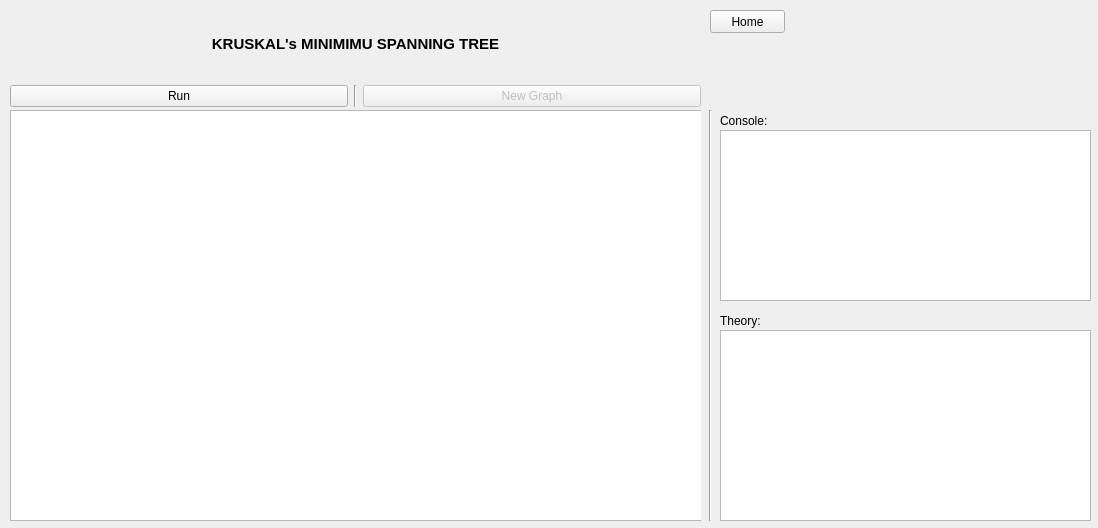
Sabin-B-99/AlgoViz, file AlgoViz/src/resources/views/KruskalView.ui: the form before one commit.
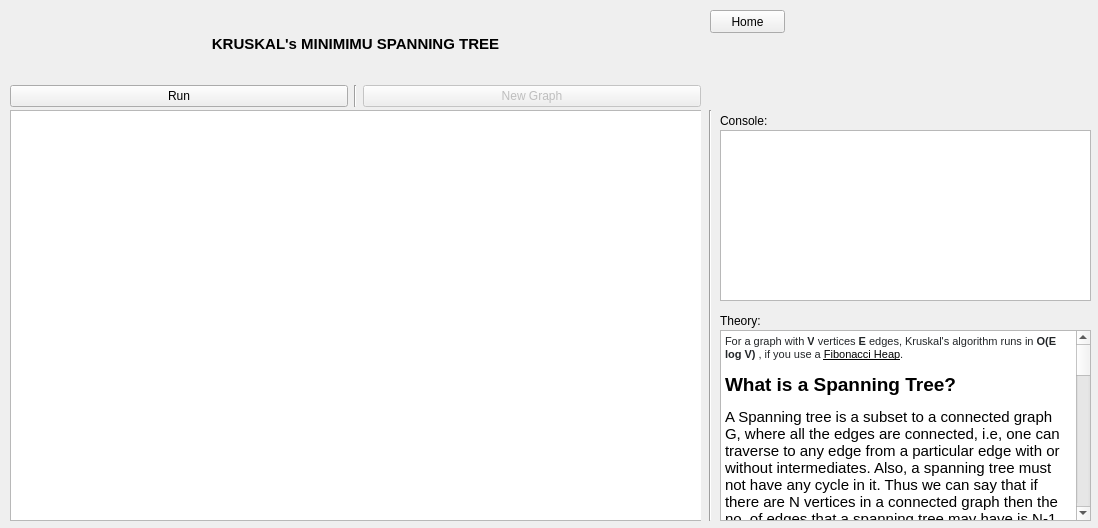
The form after the commit.

Commit message: Added theory for all algorithms and dsa

What changed in the file:
```diff
--- a/AlgoViz/src/resources/views/KruskalView.ui
+++ b/AlgoViz/src/resources/views/KruskalView.ui
@@ -39,7 +39,7 @@
     <string>Console:</string>
    </property>
   </widget>
-  <widget class="QPlainTextEdit" name="kruskalInfoPlainTextEdit">
+  <widget class="QTextBrowser" name="kruskalInfoTextBrowser">
    <property name="geometry">
     <rect>
      <x>720</x>
@@ -48,8 +48,28 @@
      <height>191</height>
     </rect>
    </property>
-   <property name="readOnly">
-    <bool>true</bool>
+   <property name="html">
+    <string>&lt;!DOCTYPE HTML PUBLIC &quot;-//W3C//DTD HTML 4.0//EN&quot; &quot;http://www.w3.org/TR/REC-html40/strict.dtd&quot;&gt;
+&lt;html&gt;&lt;head&gt;&lt;meta name=&quot;qrichtext&quot; content=&quot;1&quot; /&gt;&lt;style type=&quot;text/css&quot;&gt;
+p, li { white-space: pre-wrap; }
+&lt;/style&gt;&lt;/head&gt;&lt;body style=&quot; font-family:'MS Shell Dlg 2'; font-size:8.25pt; font-weight:400; font-style:normal;&quot;&gt;
+&lt;p style=&quot; margin-top:0px; margin-bottom:0px; margin-left:0px; margin-right:0px; -qt-block-indent:0; text-indent:0px;&quot;&gt;&lt;span style=&quot; font-family:'-apple-system','BlinkMacSystemFont','Segoe UI Adjusted','Segoe UI','Liberation Sans','sans-serif'; font-size:8pt; color:#232629; background-color:#ffffff;&quot;&gt;For a graph with &lt;/span&gt;&lt;span style=&quot; font-family:'-apple-system','BlinkMacSystemFont','Segoe UI Adjusted','Segoe UI','Liberation Sans','sans-serif'; font-size:8pt; font-weight:600; color:#232629; background-color:#ffffff;&quot;&gt;V&lt;/span&gt;&lt;span style=&quot; font-family:'-apple-system','BlinkMacSystemFont','Segoe UI Adjusted','Segoe UI','Liberation Sans','sans-serif'; font-size:8pt; color:#232629; background-color:#ffffff;&quot;&gt; vertices &lt;/span&gt;&lt;span style=&quot; font-family:'-apple-system','BlinkMacSystemFont','Segoe UI Adjusted','Segoe UI','Liberation Sans','sans-serif'; font-size:8pt; font-weight:600; color:#232629; background-color:#ffffff;&quot;&gt;E&lt;/span&gt;&lt;span style=&quot; font-family:'-apple-system','BlinkMacSystemFont','Segoe UI Adjusted','Segoe UI','Liberation Sans','sans-serif'; font-size:8pt; color:#232629; background-color:#ffffff;&quot;&gt; edges, Kruskal's algorithm runs in &lt;/span&gt;&lt;span style=&quot; font-family:'-apple-system','BlinkMacSystemFont','Segoe UI Adjusted','Segoe UI','Liberation Sans','sans-serif'; font-size:8pt; font-weight:600; color:#232629; background-color:#ffffff;&quot;&gt;O(E log V)&lt;/span&gt;&lt;span style=&quot; font-family:'-apple-system','BlinkMacSystemFont','Segoe UI Adjusted','Segoe UI','Liberation Sans','sans-serif'; font-size:8pt; color:#232629; background-color:#ffffff;&quot;&gt; , if you use a &lt;/span&gt;&lt;a href=&quot;http://en.wikipedia.org/wiki/Fibonacci_heap&quot;&gt;&lt;span style=&quot; font-family:'-apple-system','BlinkMacSystemFont','Segoe UI Adjusted','Segoe UI','Liberation Sans','sans-serif'; font-size:8pt; text-decoration: underline; color:#000000; background-color:#ffffff;&quot;&gt;Fibonacci Heap&lt;/span&gt;&lt;/a&gt;&lt;span style=&quot; font-family:'-apple-system','BlinkMacSystemFont','Segoe UI Adjusted','Segoe UI','Liberation Sans','sans-serif'; font-size:8pt; color:#232629; background-color:#ffffff;&quot;&gt;.&lt;/span&gt;&lt;/p&gt;
+&lt;p style=&quot; margin-top:12px; margin-bottom:0px; margin-left:0px; margin-right:0px; -qt-block-indent:0; text-indent:0px; background-color:#ffffff;&quot;&gt;&lt;span style=&quot; font-family:'Helvetica','sans-serif'; font-size:14pt; font-weight:600; color:#000000;&quot;&gt;What is a Spanning Tree?&lt;/span&gt;&lt;span style=&quot; font-size:8pt;&quot;&gt; &lt;/span&gt;&lt;/p&gt;
+&lt;p style=&quot; margin-top:12px; margin-bottom:0px; margin-left:0px; margin-right:0px; -qt-block-indent:0; text-indent:0px; background-color:#ffffff;&quot;&gt;&lt;span style=&quot; font-family:'Helvetica','sans-serif'; font-size:11.5pt; color:#000000;&quot;&gt;A Spanning tree is a subset to a connected graph G, where all the edges are connected, i.e, one can traverse to any edge from a particular edge with or without intermediates. Also, a spanning tree must not have any cycle in it. Thus we can say that if there are N vertices in a connected graph then the no. of edges that a spanning tree may have is N-1.&lt;/span&gt;&lt;span style=&quot; font-size:8pt;&quot;&gt; &lt;/span&gt;&lt;/p&gt;
+&lt;p style=&quot; margin-top:12px; margin-bottom:0px; margin-left:0px; margin-right:0px; -qt-block-indent:0; text-indent:0px; background-color:#ffffff;&quot;&gt;&lt;span style=&quot; font-family:'Helvetica','sans-serif'; font-size:11.5pt; color:#000000;&quot;&gt; &lt;/span&gt;&lt;span style=&quot; font-size:8pt;&quot;&gt; &lt;/span&gt;&lt;/p&gt;
+&lt;p style=&quot; margin-top:12px; margin-bottom:0px; margin-left:0px; margin-right:0px; -qt-block-indent:0; text-indent:0px; background-color:#ffffff;&quot;&gt;&lt;span style=&quot; font-family:'Helvetica','sans-serif'; font-size:14pt; font-weight:600; color:#000000;&quot;&gt;What is a Minimum Spanning Tree? &lt;/span&gt;&lt;/p&gt;
+&lt;p style=&quot; margin-top:12px; margin-bottom:0px; margin-left:0px; margin-right:0px; -qt-block-indent:0; text-indent:0px; background-color:#ffffff;&quot;&gt;&lt;span style=&quot; font-family:'Helvetica','sans-serif'; font-size:11.5pt; color:#000000;&quot;&gt;Given a connected and undirected graph, a spanning tree of that graph is a subgraph that is a tree and connects all the vertices together. A single graph can have many different spanning trees. A minimum spanning tree (MST) or minimum weight spanning tree for a weighted, connected, undirected graph is a spanning tree with a weight less than or equal to the weight of every other spanning tree. The weight of a spanning tree is the sum of weights given to each edge of the spanning tree.&lt;/span&gt;&lt;span style=&quot; font-size:8pt;&quot;&gt; &lt;/span&gt;&lt;/p&gt;
+&lt;p style=&quot; margin-top:12px; margin-bottom:0px; margin-left:0px; margin-right:0px; -qt-block-indent:0; text-indent:0px; background-color:#ffffff;&quot;&gt;&lt;span style=&quot; font-family:'Helvetica','sans-serif'; font-size:11.5pt; color:#000000;&quot;&gt; &lt;/span&gt;&lt;span style=&quot; font-size:8pt;&quot;&gt; &lt;/span&gt;&lt;/p&gt;
+&lt;p style=&quot; margin-top:12px; margin-bottom:0px; margin-left:0px; margin-right:0px; -qt-block-indent:0; text-indent:0px; background-color:#ffffff;&quot;&gt;&lt;span style=&quot; font-family:'Helvetica','sans-serif'; font-size:14pt; font-weight:600; color:#000000;&quot;&gt;How many edges does a minimum spanning tree has? &lt;/span&gt;&lt;/p&gt;
+&lt;p style=&quot; margin-top:12px; margin-bottom:0px; margin-left:0px; margin-right:0px; -qt-block-indent:0; text-indent:0px; background-color:#ffffff;&quot;&gt;&lt;span style=&quot; font-family:'Helvetica','sans-serif'; font-size:11.5pt; color:#000000;&quot;&gt;A minimum spanning tree has (V – 1) edges where V is the number of vertices in the given graph.&lt;/span&gt;&lt;span style=&quot; font-size:8pt;&quot;&gt; &lt;/span&gt;&lt;/p&gt;
+&lt;p style=&quot;-qt-paragraph-type:empty; margin-top:12px; margin-bottom:0px; margin-left:0px; margin-right:0px; -qt-block-indent:0; text-indent:0px; font-size:8pt; background-color:#ffffff;&quot;&gt;&lt;br /&gt;&lt;/p&gt;
+&lt;p style=&quot; margin-top:12px; margin-bottom:0px; margin-left:0px; margin-right:0px; -qt-block-indent:0; text-indent:0px; background-color:#ffffff;&quot;&gt;&lt;a name=&quot;creating_minimum_spanning_tree_using_kruskal_algorithm&quot;&gt;&lt;/a&gt;&lt;span style=&quot; font-family:'Roboto','sans-serif'; font-size:8pt; font-weight:496; color:#272c37; background-color:#ffffff;&quot;&gt;C&lt;/span&gt;&lt;span style=&quot; font-family:'Roboto','sans-serif'; font-size:8pt; font-weight:496; color:#272c37; background-color:#ffffff;&quot;&gt;reating Minimum Spanning Tree Using Kruskal Algorithm&lt;/span&gt;&lt;/p&gt;
+&lt;p style=&quot; margin-top:0px; margin-bottom:26px; margin-left:0px; margin-right:0px; -qt-block-indent:0; text-indent:0px; line-height:26px; background-color:#ffffff;&quot;&gt;&lt;span style=&quot; font-family:'Roboto','sans-serif'; font-size:8pt; color:#51565e; background-color:#ffffff;&quot;&gt;You will first look into the steps involved in Kruskal’s Algorithm to generate a minimum spanning tree:&lt;/span&gt;&lt;/p&gt;
+&lt;ul style=&quot;margin-top: 0px; margin-bottom: 0px; margin-left: 0px; margin-right: 0px; -qt-list-indent: 1;&quot;&gt;&lt;li style=&quot; font-family:'Roboto','sans-serif'; font-size:8pt; color:#51565e;&quot; style=&quot; margin-top:0px; margin-bottom:14px; margin-left:20px; margin-right:0px; -qt-block-indent:0; text-indent:0px; line-height:24px;&quot;&gt;&lt;span style=&quot; font-size:16px;&quot;&gt;Step 1: Sort all edges in increasing order of their edge weights.&lt;/span&gt;&lt;/li&gt;
+&lt;li style=&quot; font-family:'Roboto','sans-serif'; font-size:8pt; color:#51565e;&quot; style=&quot; margin-top:0px; margin-bottom:14px; margin-left:20px; margin-right:0px; -qt-block-indent:0; text-indent:0px; line-height:24px;&quot;&gt;&lt;span style=&quot; font-size:16px;&quot;&gt;Step 2: Pick the smallest edge.&lt;/span&gt;&lt;/li&gt;
+&lt;li style=&quot; font-family:'Roboto','sans-serif'; font-size:8pt; color:#51565e;&quot; style=&quot; margin-top:0px; margin-bottom:14px; margin-left:20px; margin-right:0px; -qt-block-indent:0; text-indent:0px; line-height:24px;&quot;&gt;&lt;span style=&quot; font-size:16px;&quot;&gt;Step 3: Check if the new edge creates a cycle or loop in a spanning tree.&lt;/span&gt;&lt;/li&gt;
+&lt;li style=&quot; font-family:'Roboto','sans-serif'; font-size:8pt; color:#51565e;&quot; style=&quot; margin-top:0px; margin-bottom:14px; margin-left:20px; margin-right:0px; -qt-block-indent:0; text-indent:0px; line-height:24px;&quot;&gt;&lt;span style=&quot; font-size:16px;&quot;&gt;Step 4: If it doesn’t form the cycle, then include that edge in MST. Otherwise, discard it.&lt;/span&gt;&lt;/li&gt;
+&lt;li style=&quot; font-family:'Roboto','sans-serif'; font-size:8pt; color:#51565e;&quot; style=&quot; margin-top:0px; margin-bottom:14px; margin-left:20px; margin-right:0px; -qt-block-indent:0; text-indent:0px; line-height:24px;&quot;&gt;&lt;span style=&quot; font-size:16px;&quot;&gt;Step 5: Repeat from step 2 until it includes |V| - 1 edges in MST.&lt;/span&gt;&lt;/li&gt;&lt;/ul&gt;&lt;/body&gt;&lt;/html&gt;</string>
    </property>
   </widget>
   <widget class="QWidget" name="kruskalAnimAreaPane" native="true">
```
The commit also changes 8 other files.
